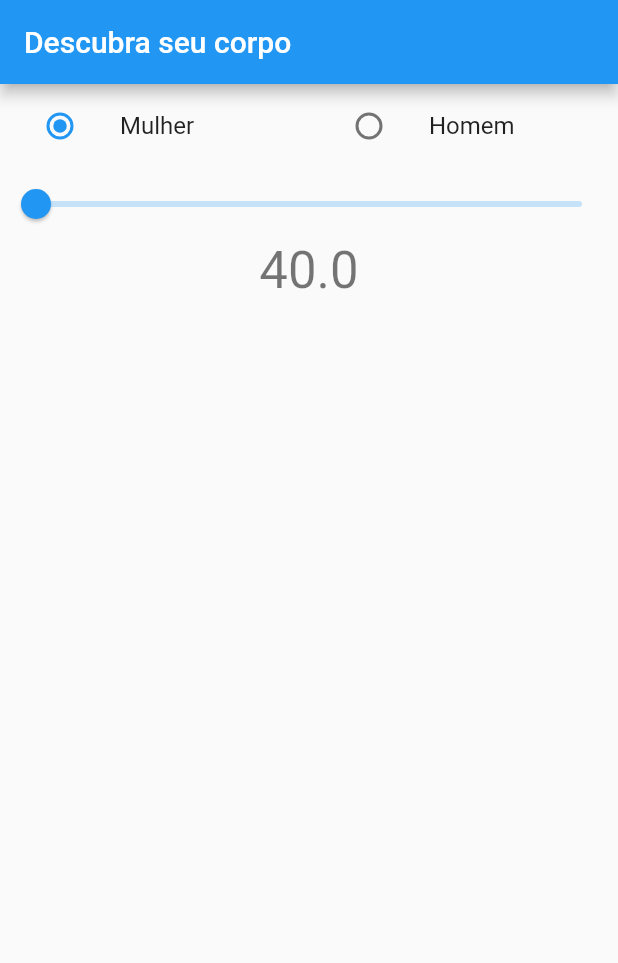
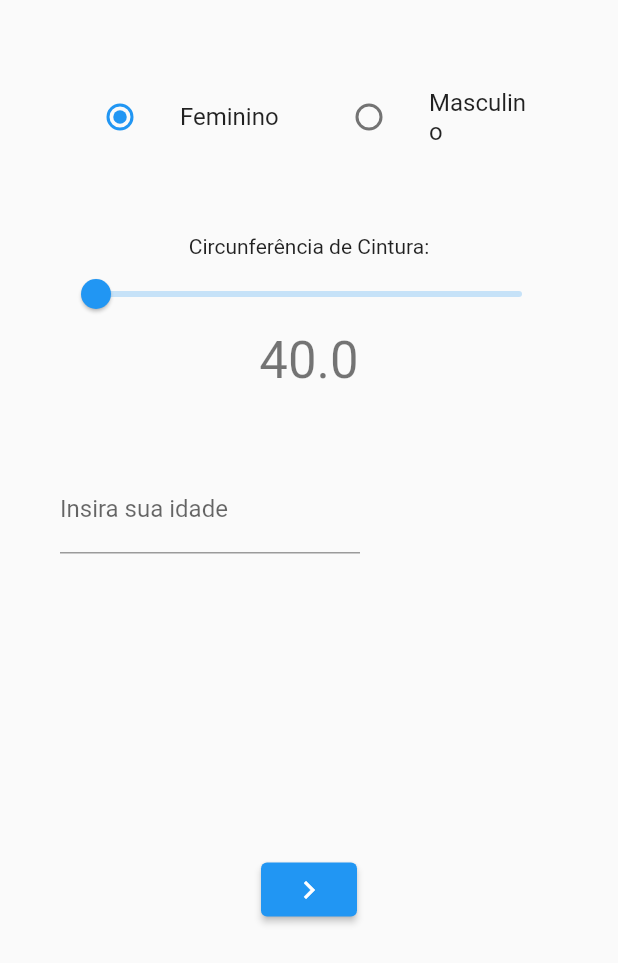
Before and after one commit to davi-tk/app, a Flutter app: the screen it shows after launch, on a phone screen of 412 x 824 dp. Shown: the top 963 px of the screen. Run offline on Flutter 3.47's test engine with Material 2 defaults, Android fonts, the phone set to English and light mode, and no system bars.

Commit message:
finalizei o projeto para entrega

```diff
--- a/lib/main.dart
+++ b/lib/main.dart
@@ -28,8 +28,15 @@ void main() => {
 
 class Human with ChangeNotifier, DiagnosticableTreeMixin {
   int _genre = 0;
-  double _height = 0;
+  double _height = 120;
   double _waist = 40;
+  int _idade = 0;
+
+  //Get e Set para Idade
+  int get idade => _idade;
+  void setIdade(int idade) {
+    _idade = idade;
+  }
 
   //Get e Set pra Gênero
   int get genre => _genre;
@@ -78,20 +85,47 @@ class MyHomePage extends StatelessWidget {
   @override
   Widget build(BuildContext context) {
     return Scaffold(
-      appBar: AppBar(
-        title: const Text("Descubra seu corpo"),
-      ),
-      body: Center(
+      body: Container(
+        padding: const EdgeInsets.all(40.0),
         child: Column(
           children: [
-            const GenderSelector(),
+            Container(
+                margin: const EdgeInsets.fromLTRB(0, 10, 0, 50),
+                child: const GenderSelector()),
+            const Text("Circunferência de Cintura:"),
             Slider(
               value: context.watch<Human>().waist,
               onChanged: (waist) => context.read<Human>().setWaist(waist),
               min: 40,
               max: 100,
             ),
-            const Count(),
+            const Cintura(),
+            Align(
+              alignment: Alignment.centerLeft,
+              child: Container(
+                margin: const EdgeInsets.only(top: 50, bottom: 200),
+                width: 200,
+                child: TextFormField(
+                  decoration: const InputDecoration(
+                      border: UnderlineInputBorder(),
+                      labelText: "Insira sua idade"),
+                ),
+              ),
+            ),
+            Align(
+              alignment: Alignment.bottomCenter,
+              child: ElevatedButton(
+                onPressed: () => {
+                  Navigator.push(
+                    context,
+                    MaterialPageRoute(
+                      builder: (context) => const SecondPage(),
+                    ),
+                  )
+                },
+                child: const Icon(Icons.navigate_next_outlined),
+              ),
+            )
           ],
         ),
       ),
@@ -99,8 +133,92 @@ class MyHomePage extends StatelessWidget {
   }
 }
 
-class Count extends StatelessWidget {
-  const Count({Key? key}) : super(key: key);
+class SecondPage extends StatelessWidget {
+  const SecondPage({Key? key}) : super(key: key);
+
+  @override
+  Widget build(BuildContext context) {
+    return Scaffold(
+      body: Column(
+        children: <Widget>[
+          const Text('Selecione sua altura'),
+          RotatedBox(
+            quarterTurns: 1,
+            child: SizedBox(
+              width: 500,
+              child: Slider(
+                value: context.watch<Human>().height,
+                onChanged: (height) => context.read<Human>().setHeight(height),
+                label: context.watch<Human>().height.toStringAsFixed(2),
+                divisions: 80,
+                min: 120,
+                max: 200,
+              ),
+            ),
+          ),
+          Row(
+            mainAxisAlignment: MainAxisAlignment.center,
+            children: <Widget>[
+              ElevatedButton(
+                onPressed: () => {
+                  Navigator.pop(context),
+                },
+                child: const Icon(Icons.navigate_before_outlined),
+              ),
+              ElevatedButton(
+                onPressed: () => {
+                  Navigator.push(
+                    context,
+                    MaterialPageRoute(
+                      builder: (context) => const ResultPage(),
+                    ),
+                  ),
+                },
+                child: const Icon(Icons.navigate_next_outlined),
+              ),
+            ],
+          ),
+        ],
+      ),
+    );
+  }
+}
+
+class ResultPage extends StatelessWidget {
+  const ResultPage({Key? key}) : super(key: key);
+
+  @override
+  Widget build(BuildContext context) {
+    var altura = context.watch<Human>().height;
+    var genero = context.watch<Human>().genre;
+    var cintura = context.watch<Human>().waist;
+
+    var resultado = -20 * (altura / cintura);
+    resultado += genero == 0 ? 76 : 64;
+    return Scaffold(
+      body: Column(
+        mainAxisAlignment: MainAxisAlignment.center,
+        crossAxisAlignment: CrossAxisAlignment.center,
+        children: [
+          Center(
+            child: Text(
+                "O Resultado da sua Massa Gorda Relativa é ${resultado.toStringAsFixed(2)}",
+                style: Theme.of(context).textTheme.headline5),
+          ),
+          ElevatedButton(
+            onPressed: () => {
+              Navigator.pop(context),
+            },
+            child: const Icon(Icons.navigate_before_outlined),
+          ),
+        ],
+      ),
+    );
+  }
+}
+
+class Cintura extends StatelessWidget {
+  const Cintura({Key? key}) : super(key: key);
 
   @override
   Widget build(BuildContext context) {
@@ -122,7 +240,7 @@ class GenderSelector extends StatelessWidget {
       children: <Widget>[
         Expanded(
           child: ListTile(
-            title: const Text('Mulher'),
+            title: const Text('Feminino'),
             leading: Radio<int>(
               value: 0,
               groupValue: context.watch<Human>().genre,
@@ -132,7 +250,7 @@ class GenderSelector extends StatelessWidget {
         ),
         Expanded(
           child: ListTile(
-            title: const Text('Homem'),
+            title: const Text('Masculino'),
             leading: Radio<int>(
               value: 1,
               groupValue: context.watch<Human>().genre,
```
